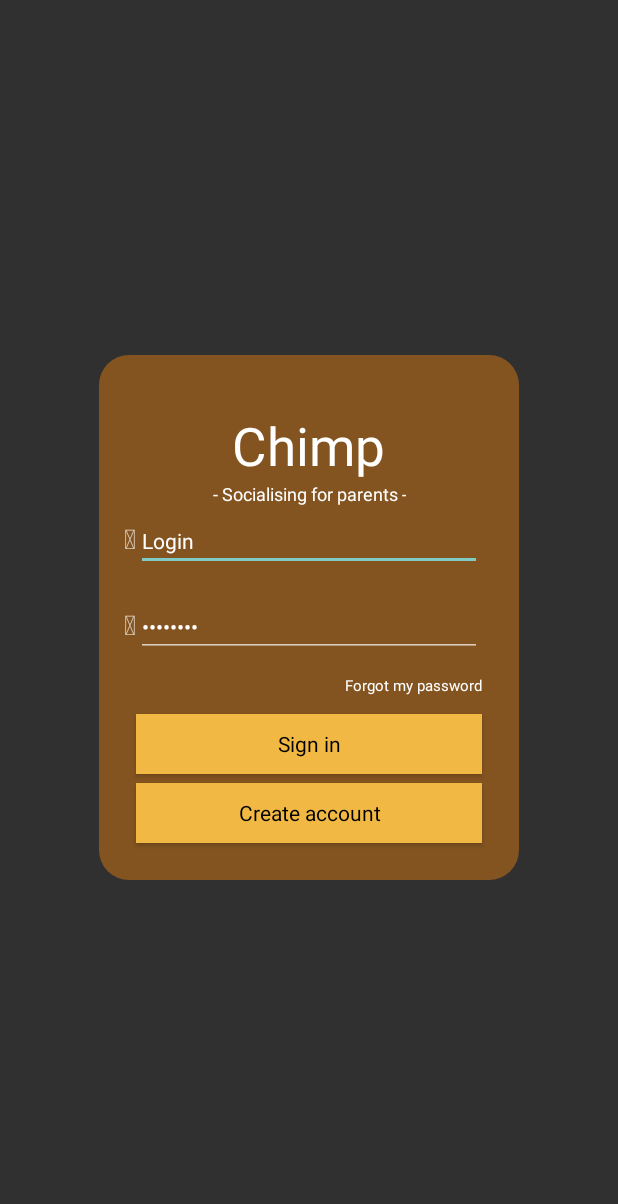
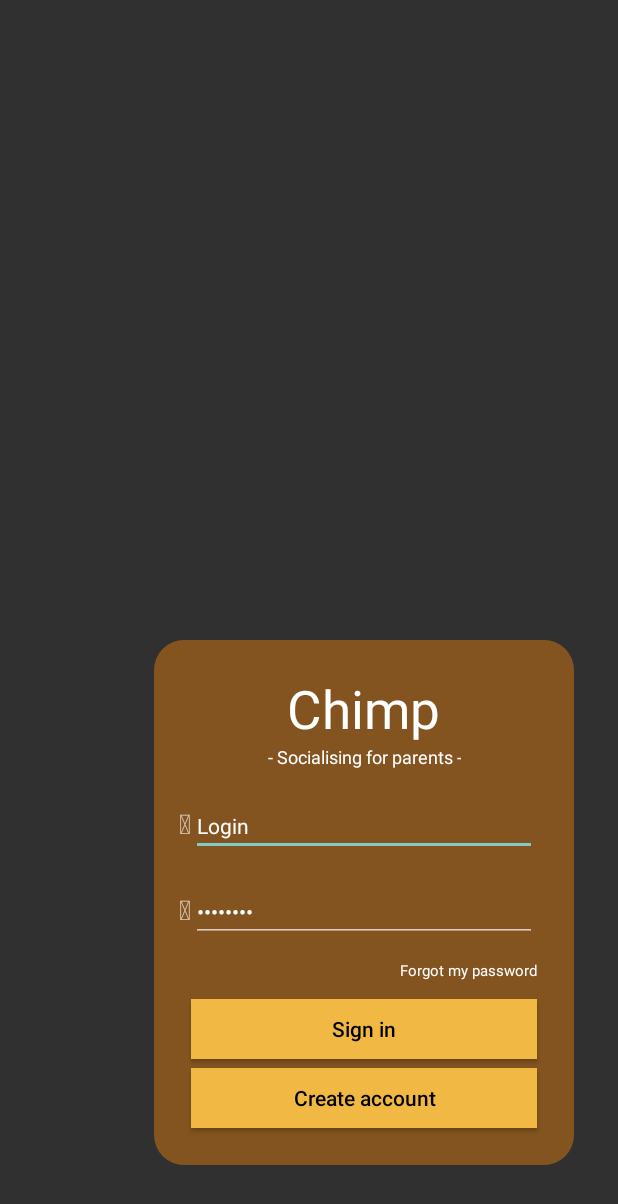
Before and after one commit to MauernChu/P8_Group3, an Android app: the screen it shows after launch (MainActivity), on a phone screen of 412 x 824 dp. Shown: the top 1204 px of the screen. Run offline under Robolectric (Android 15) with nearby library versions, the light colour scheme and no system bars.

Commit message:
no message

```diff
--- a/Source/P8_Group3/app/src/main/java/p8/group3/ida/aau/p8_group3/FontManager.java
+++ b/Source/P8_Group3/app/src/main/java/p8/group3/ida/aau/p8_group3/FontManager.java
@@ -21,17 +21,5 @@ public class FontManager {
 
     // for other fonts use this command: yourTextView.setTypeface(FontManager.getTypeface(FontManager.YOURFONT));
 
-    public static void markAsIconContainer(View v, Typeface typeface){
-        if (v instanceof ViewGroup){
-            ViewGroup vg = (ViewGroup) v;
-            for (int i =0; i< vg.getChildCount(); i++){
-                View child = vg.getChildAt(i);
-                markAsIconContainer(child, typeface);
-            }
-        }
-            else if (v instanceof TextView){
-            ((TextView) v).setTypeface(typeface);
-        }
-    }
 
 }
--- a/Source/P8_Group3/app/src/main/java/p8/group3/ida/aau/p8_group3/MainActivity.java
+++ b/Source/P8_Group3/app/src/main/java/p8/group3/ida/aau/p8_group3/MainActivity.java
@@ -11,7 +11,5 @@ public class MainActivity extends AppCompatActivity {
         super.onCreate(savedInstanceState);
         setContentView(R.layout.activity_main);
 
-        Typeface iconFont = FontManager.getTypeface(getApplicationContext(), FontManager.FONTAWESOME);
-        FontManager.markAsIconContainer(findViewById(R.id.activity_main), iconFont);
     }
 }
--- a/Source/P8_Group3/app/src/main/res/layout/activity_main.xml
+++ b/Source/P8_Group3/app/src/main/res/layout/activity_main.xml
@@ -18,8 +18,10 @@
         android:layout_width="280dp"
         android:layout_height="350dp"
         android:background="@drawable/shape"
-        android:layout_centerVertical="true"
-        android:layout_centerHorizontal="true">
+        android:layout_alignParentBottom="true"
+        android:layout_alignParentEnd="true"
+        android:layout_marginEnd="13dp"
+        android:layout_marginBottom="31dp">
 
 <!--
 
@@ -42,9 +44,9 @@ COMMENT SPACE
             android:visibility="visible"
             android:textColor="@color/white"
             android:textAlignment="center"
+            android:layout_marginTop="17dp"
             android:layout_alignParentTop="true"
-            android:layout_centerHorizontal="true"
-            android:layout_marginTop="32dp"/>
+            android:layout_centerHorizontal="true" />
 
         <TextView
             android:id="@+id/purpose"
```
